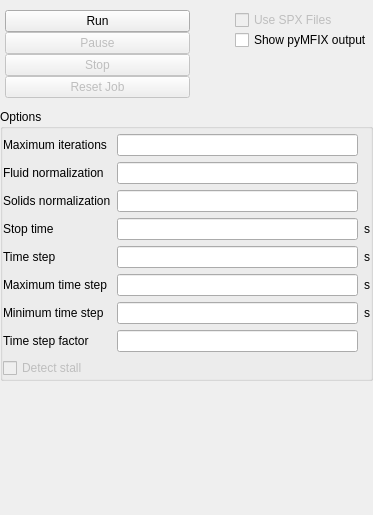
The window that gui/uifiles/run.ui (truongd8593/mfix) describes before a commit, drawn with Qt 5.
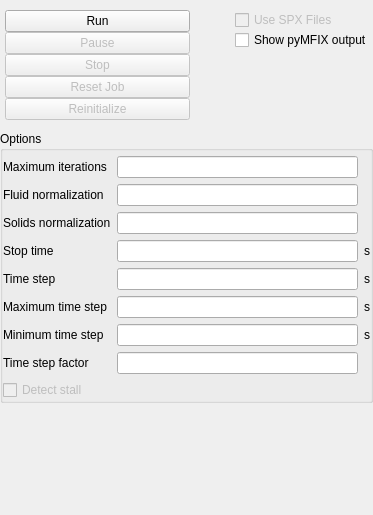
The same window after the commit. Custom widgets are drawn as their Qt base class.

Commit message: reinit feature wip - squashed from bc4ea1f2

Diff of the .ui file:
```diff
--- a/gui/uifiles/run.ui
+++ b/gui/uifiles/run.ui
@@ -435,6 +435,19 @@
               </property>
              </widget>
             </item>
+            <item>
+             <widget class="QPushButton" name="button_reinit_mfix">
+              <property name="enabled">
+               <bool>false</bool>
+              </property>
+              <property name="toolTip">
+               <string>Reinitialize paused job</string>
+              </property>
+              <property name="text">
+               <string extracomment="Reinitialize paused job">Reinitialize</string>
+              </property>
+             </widget>
+            </item>
            </layout>
           </widget>
          </item>
```
The commit also changes 3 other files.
